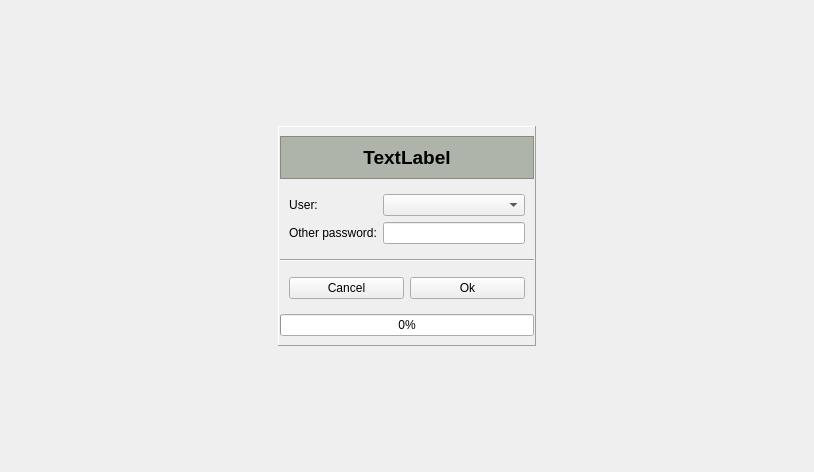
lesca-research/piccel, file resources/login.ui: the form before one commit.
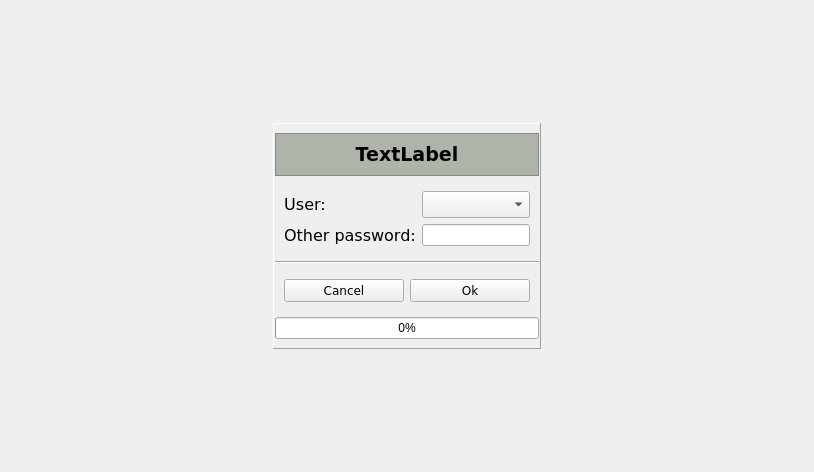
The form after the commit.

```diff
--- a/resources/login.ui
+++ b/resources/login.ui
@@ -69,6 +69,12 @@
          </property>
          <item>
           <widget class="QFrame" name="frame_5">
+           <property name="font">
+            <font>
+             <family>Verdana</family>
+             <pointsize>14</pointsize>
+            </font>
+           </property>
            <property name="styleSheet">
             <string notr="true">background-color: rgb(174, 180, 169);</string>
            </property>
@@ -92,6 +98,7 @@
              <widget class="QLabel" name="workbook_label">
               <property name="font">
                <font>
+                <family>Verdana</family>
                 <pointsize>14</pointsize>
                 <weight>75</weight>
                 <bold>true</bold>
@@ -122,6 +129,12 @@
            <layout class="QFormLayout" name="formLayout">
             <item row="0" column="0">
              <widget class="QLabel" name="label">
+              <property name="font">
+               <font>
+                <family>Verdana</family>
+                <pointsize>12</pointsize>
+               </font>
+              </property>
               <property name="layoutDirection">
                <enum>Qt::LeftToRight</enum>
               </property>
@@ -134,13 +147,26 @@
              </widget>
             </item>
             <item row="0" column="1">
-             <widget class="QComboBox" name="user_list"/>
+             <widget class="QComboBox" name="user_list">
+              <property name="font">
+               <font>
+                <family>Verdana</family>
+                <pointsize>12</pointsize>
+               </font>
+              </property>
+             </widget>
             </item>
             <item row="1" column="0">
              <widget class="QLabel" name="other_password_label">
               <property name="enabled">
                <bool>true</bool>
               </property>
+              <property name="font">
+               <font>
+                <family>Verdana</family>
+                <pointsize>12</pointsize>
+               </font>
+              </property>
               <property name="text">
                <string>Other password:</string>
               </property>
@@ -180,6 +206,11 @@
            <layout class="QHBoxLayout" name="horizontalLayout_2">
             <item>
              <widget class="QPushButton" name="button_cancel">
+              <property name="font">
+               <font>
+                <family>Verdana</family>
+               </font>
+              </property>
               <property name="text">
                <string>Cancel</string>
               </property>
@@ -187,6 +218,11 @@
             </item>
             <item>
              <widget class="QPushButton" name="button_ok">
+              <property name="font">
+               <font>
+                <family>Verdana</family>
+               </font>
+              </property>
               <property name="text">
                <string>Ok</string>
               </property>
```
